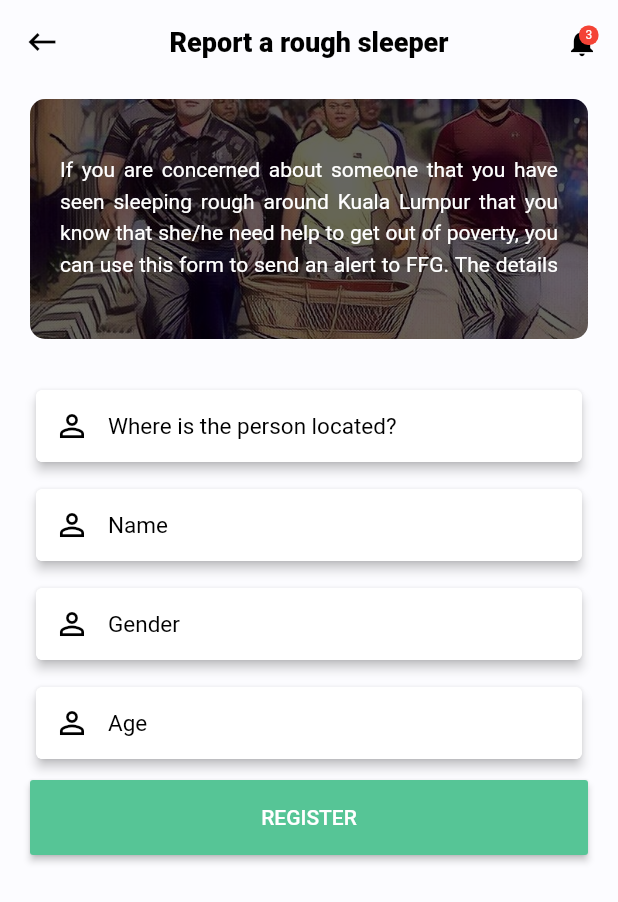
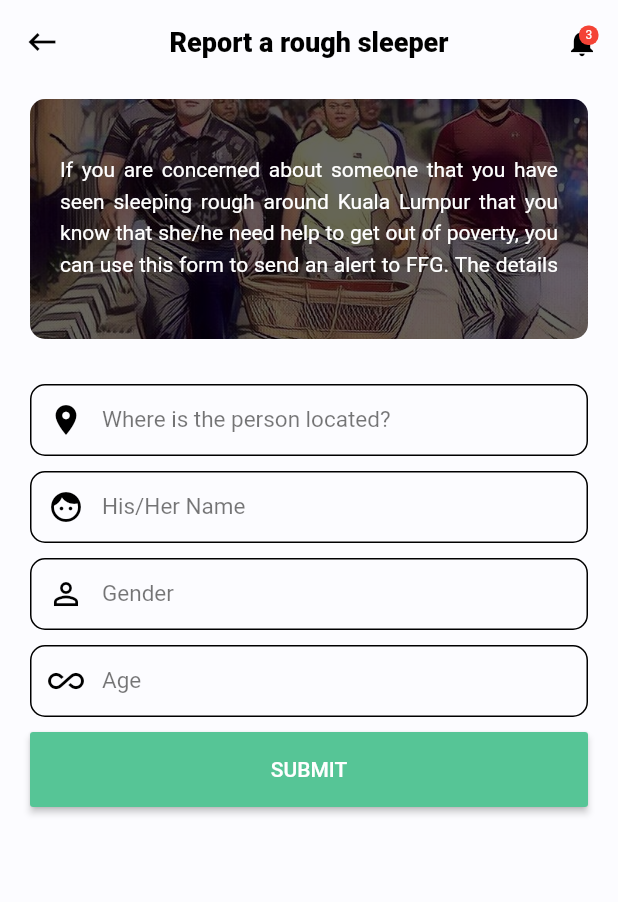
Before and after one commit to draxius2002/weerdness, a Flutter app: the NotifyHomeless screen opened directly, on a phone screen of 412 x 824 dp. Shown: the top 902 px of the screen. Run offline on Flutter 3.47's test engine with Material 2 defaults, Android fonts, the phone set to English and light mode, and no system bars; our stand-ins replace bloc, carousel_slider, datetime_picker_formfield, equatable, font_awesome_flutter, getflutter and 6 more; accounts and stored records are empty.

Commit message:
10.11 - 29.4

```diff
--- a/lib/screens/Form_Notify_Homeless.dart
+++ b/lib/screens/Form_Notify_Homeless.dart
@@ -72,187 +72,132 @@ class _NotifyHomelessState extends State<NotifyHomeless> {
               borderRadius: BorderRadius.circular(10),
             ),
             SizedBox(height: 30.0),
-            Card(
-              elevation: 3.0,
-              child: Container(
-                decoration: BoxDecoration(
-                  color: Colors.white,
-                  borderRadius: BorderRadius.all(
-                    Radius.circular(5.0),
-                  ),
-                ),
-                child: TextField(
+
+            TextField(
               style: TextStyle(
                 fontSize: 15.0,
                 color: Colors.black,
               ),
               decoration: InputDecoration(
+                focusedBorder: OutlineInputBorder(
+                    borderRadius: BorderRadius.all(Radius.circular(10.0)),
+                    borderSide:
+                        BorderSide(color: Theme.of(context).accentColor)),
                 contentPadding: EdgeInsets.all(10.0),
-                    border: OutlineInputBorder(
-                      borderRadius: BorderRadius.circular(5.0),
+                enabledBorder: OutlineInputBorder(
+                  borderRadius: BorderRadius.all(Radius.circular(10.0)),
                   borderSide: BorderSide(
-                        color: Colors.white,
+                    color: Colors.black,
                   ),
                 ),
-                    enabledBorder: OutlineInputBorder(
-                      borderSide: BorderSide(
-                        color: Colors.white,
+                labelText: "Where is the person located?",
+                labelStyle: TextStyle(
+                  color: Colors.black54,
                 ),
-                      borderRadius: BorderRadius.circular(5.0),
-                    ),
-                    hintText: "Where is the person located?",
                 prefixIcon: Icon(
-                      Icons.perm_identity,
-                      color: Colors.black,
-                    ),
-                    hintStyle: TextStyle(
-                      fontSize: 15.0,
+                  Icons.location_on,
                   color: Colors.black,
                 ),
               ),
               maxLines: 1,
               controller: _nameControl,
             ),
-              ),
-            ),
             SizedBox(height: 10.0),
-            Card(
-              elevation: 3.0,
-              child: Container(
-                decoration: BoxDecoration(
-                  color: Colors.white,
-                  borderRadius: BorderRadius.all(
-                    Radius.circular(5.0),
-                  ),
-                ),
-                child: TextField(
+            TextField(
               style: TextStyle(
                 fontSize: 15.0,
                 color: Colors.black,
               ),
               decoration: InputDecoration(
+                focusedBorder: OutlineInputBorder(
+                    borderRadius: BorderRadius.all(Radius.circular(10.0)),
+                    borderSide:
+                        BorderSide(color: Theme.of(context).accentColor)),
                 contentPadding: EdgeInsets.all(10.0),
-                    border: OutlineInputBorder(
-                      borderRadius: BorderRadius.circular(5.0),
+                enabledBorder: OutlineInputBorder(
+                  borderRadius: BorderRadius.all(Radius.circular(10.0)),
                   borderSide: BorderSide(
-                        color: Colors.white,
+                    color: Colors.black,
                   ),
                 ),
-                    enabledBorder: OutlineInputBorder(
-                      borderSide: BorderSide(
-                        color: Colors.white,
+                labelText: "His/Her Name",
+                labelStyle: TextStyle(
+                  color: Colors.black54,
                 ),
-                      borderRadius: BorderRadius.circular(5.0),
-                    ),
-                    hintText: "Name",
                 prefixIcon: Icon(
-                      Icons.perm_identity,
-                      color: Colors.black,
-                    ),
-                    hintStyle: TextStyle(
-                      fontSize: 15.0,
+                  Icons.face,
                   color: Colors.black,
                 ),
               ),
               maxLines: 1,
-                  controller: _ageControl,
-                ),
-              ),
+              controller: _nameControl,
             ),
             SizedBox(height: 10.0),
-            Card(
-              elevation: 3.0,
-              child: Container(
-                decoration: BoxDecoration(
-                  color: Colors.white,
-                  borderRadius: BorderRadius.all(
-                    Radius.circular(5.0),
-                  ),
-                ),
-                child: TextField(
+           TextField(
               style: TextStyle(
                 fontSize: 15.0,
                 color: Colors.black,
               ),
               decoration: InputDecoration(
+                focusedBorder: OutlineInputBorder(
+                    borderRadius: BorderRadius.all(Radius.circular(10.0)),
+                    borderSide:
+                        BorderSide(color: Theme.of(context).accentColor)),
                 contentPadding: EdgeInsets.all(10.0),
-                    border: OutlineInputBorder(
-                      borderRadius: BorderRadius.circular(5.0),
+                enabledBorder: OutlineInputBorder(
+                  borderRadius: BorderRadius.all(Radius.circular(10.0)),
                   borderSide: BorderSide(
-                        color: Colors.white,
+                    color: Colors.black,
                   ),
                 ),
-                    enabledBorder: OutlineInputBorder(
-                      borderSide: BorderSide(
-                        color: Colors.white,
+                labelText: "Gender",
+                labelStyle: TextStyle(
+                  color: Colors.black54,
                 ),
-                      borderRadius: BorderRadius.circular(5.0),
-                    ),
-                    hintText: "Gender",
                 prefixIcon: Icon(
-                      Icons.perm_identity,
-                      color: Colors.black,
-                    ),
-                    hintStyle: TextStyle(
-                      fontSize: 15.0,
+                  Icons. perm_identity,
                   color: Colors.black,
                 ),
               ),
               maxLines: 1,
-                  controller: _genderControl,
-                ),
-              ),
+              controller: _nameControl,
             ),
             SizedBox(height: 10.0),
-            Card(
-              elevation: 3.0,
-              child: Container(
-                decoration: BoxDecoration(
-                  color: Colors.white,
-                  borderRadius: BorderRadius.all(
-                    Radius.circular(5.0),
-                  ),
-                ),
-                child: TextField(
+            TextField(
               style: TextStyle(
                 fontSize: 15.0,
                 color: Colors.black,
               ),
               decoration: InputDecoration(
+                focusedBorder: OutlineInputBorder(
+                    borderRadius: BorderRadius.all(Radius.circular(10.0)),
+                    borderSide:
+                        BorderSide(color: Theme.of(context).accentColor)),
                 contentPadding: EdgeInsets.all(10.0),
-                    border: OutlineInputBorder(
-                      borderRadius: BorderRadius.circular(5.0),
+                enabledBorder: OutlineInputBorder(
+                  borderRadius: BorderRadius.all(Radius.circular(10.0)),
                   borderSide: BorderSide(
-                        color: Colors.white,
+                    color: Colors.black,
                   ),
                 ),
-                    enabledBorder: OutlineInputBorder(
-                      borderSide: BorderSide(
-                        color: Colors.white,
+                labelText: "Age",
+                labelStyle: TextStyle(
+                  color: Colors.black54,
                 ),
-                      borderRadius: BorderRadius.circular(5.0),
-                    ),
-                    hintText: "Age",
                 prefixIcon: Icon(
-                      Icons.perm_identity,
-                      color: Colors.black,
-                    ),
-                    hintStyle: TextStyle(
-                      fontSize: 15.0,
+                  Icons.all_inclusive,
                   color: Colors.black,
                 ),
               ),
               maxLines: 1,
-                  controller: _descControl,
-                ),
-              ),
+              controller: _nameControl,
             ),
             SizedBox(height: 10.0),
             Container(
               height: 50.0,
               child: RaisedButton(
                 child: Text(
-                  "Register".toUpperCase(),
+                  "Submit".toUpperCase(),
                   style: TextStyle(
                     color: Colors.white,
                   ),
--- a/lib/screens/home.dart
+++ b/lib/screens/home.dart
@@ -132,14 +132,14 @@ class _HomeState extends State<Home> with AutomaticKeepAliveClientMixin<Home> {
                     ),
                     // titleText:'Volunteer as Group',
                     title: Text(
-                      'Volunteer Group Registration',
+                      'Register Group Collaboration',
                       style: TextStyle(
                           color: Colors.white,
                           fontWeight: FontWeight.w700,
                           fontSize: 16),
                     ),
                     subtitleText:
-                        'Gather your friend and family to be part of FFG team',
+                        'Gather your friend and family to be part of FFH team',
                     padding: new EdgeInsets.symmetric(horizontal: 0.0, vertical: 0.0),
                     margin: new EdgeInsets.symmetric(horizontal: 10.0, vertical: 5.0),
                   ),
--- a/pubspec.yaml
+++ b/pubspec.yaml
@@ -39,6 +39,7 @@ dependencies:
   datetime_picker_formfield: ^1.0.0
   intl: ^0.16.1
   table_calendar: ^2.2.3
+
 
 dev_dependencies:
   flutter_test:
@@ -92,6 +93,7 @@ flutter:
     - assets/cm1.jpeg
     - assets/cm2.jpeg
     - assets/boy.png
+    - assets/car.png
   # To add assets to your application, add an assets section, like this:
   # assets:
   #  - images/a_dot_burr.jpeg
```
Also changed, not shown: lib/screens/Calendar_screen.dart (+6 -6 lines), lib/screens/Map_screen.dart (+115 -64 lines), assets/car.png (added), 2 other files. Lines whose indentation alone changed are shown as unchanged.
